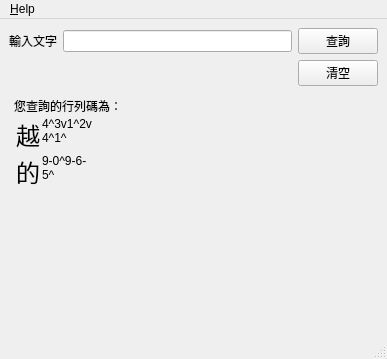
Above: ui.ui from Yoxem/findarray30code before the change. Below: the same form after it.
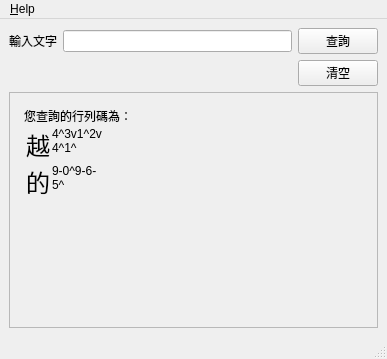
That is the form after the change.

The edit to the form file:
```diff
--- a/ui.ui
+++ b/ui.ui
@@ -97,6 +97,21 @@
        </layout>
       </item>
       <item>
+       <widget class="QScrollArea" name="scrollArea">
+        <property name="widgetResizable">
+         <bool>true</bool>
+        </property>
+        <widget class="QWidget" name="scrollAreaWidgetContents">
+         <property name="geometry">
+          <rect>
+           <x>0</x>
+           <y>0</y>
+           <width>365</width>
+           <height>219</height>
+          </rect>
+         </property>
+         <layout class="QHBoxLayout" name="horizontalLayout_4">
+          <item>
        <widget class="QLabel" name="label_2">
         <property name="sizePolicy">
          <sizepolicy hsizetype="Expanding" vsizetype="Expanding">
@@ -136,6 +151,10 @@
        </widget>
       </item>
      </layout>
+        </widget>
+       </widget>
+      </item>
+     </layout>
     </item>
    </layout>
   </widget>
```
Left out of the diff: 2 changed lines with no effect on the pictures. Lines whose indentation alone changed are shown as unchanged.
